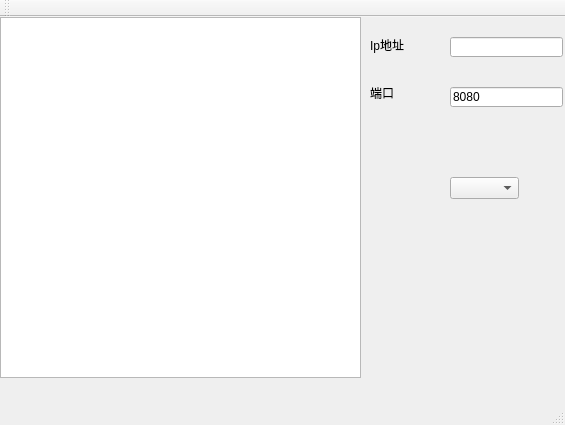
Above: qt/task4/server/server.ui from long-gods/origin before the change. Below: the same form after it.
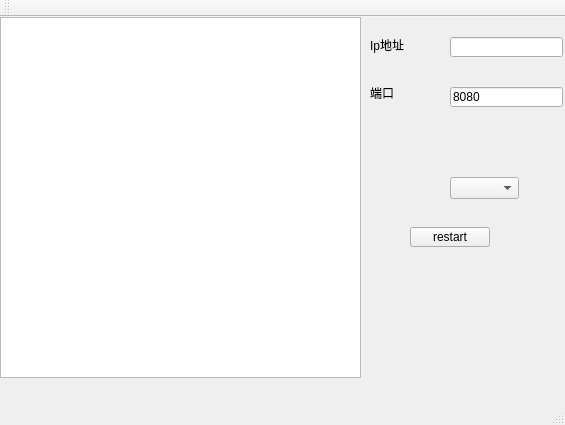
That is the form after the change.

```diff
--- a/qt/task4/server/server.ui
+++ b/qt/task4/server/server.ui
@@ -83,6 +83,19 @@
      <string>8080</string>
     </property>
    </widget>
+   <widget class="QPushButton" name="pushButton">
+    <property name="geometry">
+     <rect>
+      <x>410</x>
+      <y>210</y>
+      <width>80</width>
+      <height>20</height>
+     </rect>
+    </property>
+    <property name="text">
+     <string>restart</string>
+    </property>
+   </widget>
   </widget>
   <widget class="QMenuBar" name="menuBar">
    <property name="geometry">
```
Left out of the diff: 2 changed lines with no effect on the pictures.
